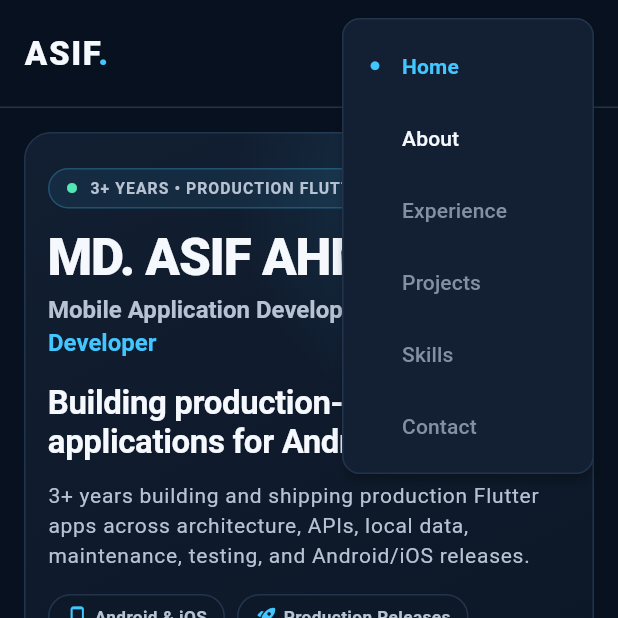
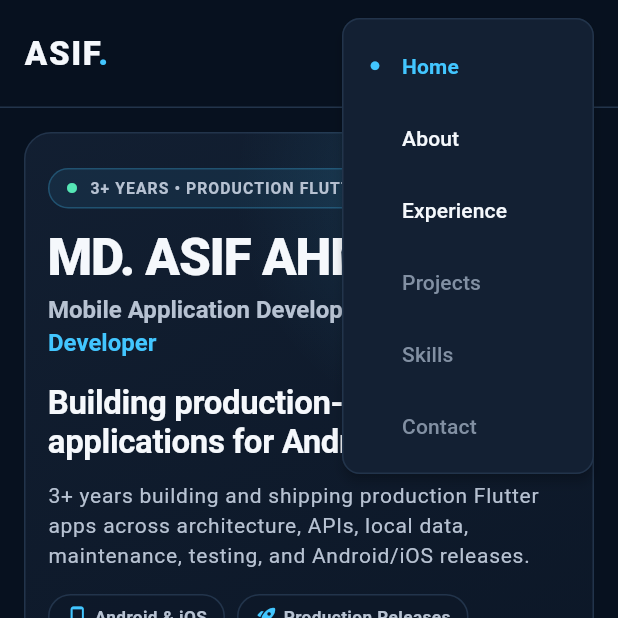
Before and after one commit to asif331001/asif_portfolio, a Flutter app: the screen it shows after launch, after a tap on the "menu" icon, on a phone screen of 412 x 824 dp, the top half of it. Run offline on Flutter 3.47's test engine with Material 3 defaults, Android fonts, the phone set to English and light mode, and no system bars; our stand-ins replace go_router; missing offline and left inert: file_saver, pdfrx.

Commit message:
feat: add responsive experience section

```diff
--- a/lib/features/home/presentation/screens/home_screen.dart
+++ b/lib/features/home/presentation/screens/home_screen.dart
@@ -9,6 +9,7 @@ import '../../../../core/services/external_link_service.dart';
 import '../../../../core/theme/app_spacing.dart';
 import '../widgets/about_section.dart';
 import '../widgets/credibility_strip.dart';
+import '../widgets/experience_section.dart';
 import '../widgets/hero_section.dart';
 import '../widgets/portfolio_navbar.dart';
 
@@ -21,11 +22,14 @@ class HomeScreen extends StatefulWidget {
 
 class _HomeScreenState extends State<HomeScreen> {
   final ScrollController _scrollController = ScrollController();
+
   final GlobalKey _aboutSectionKey = GlobalKey();
+  final GlobalKey _experienceSectionKey = GlobalKey();
 
   static const Set<PortfolioSection> _enabledSections = {
     PortfolioSection.home,
     PortfolioSection.about,
+    PortfolioSection.experience,
   };
 
   @override
@@ -41,6 +45,7 @@ class _HomeScreenState extends State<HomeScreen> {
       case PortfolioSection.about:
         _scrollToSection(_aboutSectionKey);
       case PortfolioSection.experience:
+        _scrollToSection(_experienceSectionKey);
       case PortfolioSection.projects:
       case PortfolioSection.skills:
       case PortfolioSection.contact:
@@ -157,6 +162,11 @@ class _HomeScreenState extends State<HomeScreen> {
                             key: _aboutSectionKey,
                             child: AboutSection(windowSize: windowSize),
                           ),
+                          SizedBox(height: sectionGap),
+                          KeyedSubtree(
+                            key: _experienceSectionKey,
+                            child: ExperienceSection(windowSize: windowSize),
+                          ),
                         ],
                       ),
                     ),
--- /dev/null
+++ b/lib/features/home/presentation/widgets/experience_section.dart
@@ -0,0 +1,412 @@
+import 'package:flutter/material.dart';
+
+import '../../../../core/responsive/app_breakpoints.dart';
+import '../../../../core/theme/app_colors.dart';
+import '../../../../core/theme/app_radius.dart';
+import '../../../../core/theme/app_spacing.dart';
+
+class ExperienceSection extends StatelessWidget {
+  const ExperienceSection({required this.windowSize, super.key});
+
+  final AppWindowSize windowSize;
+
+  bool get _isCompact => windowSize == AppWindowSize.compact;
+  bool get _isExpanded => windowSize == AppWindowSize.expanded;
+
+  @override
+  Widget build(BuildContext context) {
+    return DecoratedBox(
+      decoration: BoxDecoration(
+        color: AppColors.surface.withValues(alpha: 0.55),
+        borderRadius: BorderRadius.circular(
+          _isCompact ? AppRadius.lg : AppRadius.xl,
+        ),
+        border: Border.all(color: AppColors.border),
+      ),
+      child: Padding(
+        padding: EdgeInsets.all(switch (windowSize) {
+          AppWindowSize.compact => AppSpacing.lg,
+          AppWindowSize.medium => AppSpacing.xl,
+          AppWindowSize.expanded => AppSpacing.xxl,
+        }),
+        child: Column(
+          crossAxisAlignment: CrossAxisAlignment.start,
+          children: [
+            const _SectionLabel(
+              icon: Icons.work_outline_rounded,
+              label: 'EXPERIENCE',
+            ),
+            SizedBox(height: _isCompact ? AppSpacing.sm : AppSpacing.md),
+            Text(
+              'Professional experience building and shipping Flutter products.',
+              style: TextStyle(
+                color: AppColors.textPrimary,
+                fontSize: switch (windowSize) {
+                  AppWindowSize.compact => 27,
+                  AppWindowSize.medium => 34,
+                  AppWindowSize.expanded => 40,
+                },
+                height: 1.15,
+                letterSpacing: -0.7,
+                fontWeight: FontWeight.w800,
+              ),
+            ),
+            SizedBox(height: _isCompact ? AppSpacing.md : AppSpacing.lg),
+            ConstrainedBox(
+              constraints: const BoxConstraints(maxWidth: 820),
+              child: Text(
+                'My professional work focuses on end-to-end Flutter '
+                'application delivery, from application structure and UI '
+                'implementation to API integration, maintenance, testing, '
+                'and production releases.',
+                style: Theme.of(context).textTheme.bodyLarge?.copyWith(
+                  color: AppColors.textSecondary,
+                  fontSize: _isCompact ? 14 : 16,
+                  height: 1.65,
+                ),
+              ),
+            ),
+            SizedBox(height: _isCompact ? AppSpacing.lg : AppSpacing.xxl),
+            _ExperienceCard(compact: _isCompact, expanded: _isExpanded),
+          ],
+        ),
+      ),
+    );
+  }
+}
+
+class _ExperienceCard extends StatelessWidget {
+  const _ExperienceCard({required this.compact, required this.expanded});
+
+  final bool compact;
+  final bool expanded;
+
+  @override
+  Widget build(BuildContext context) {
+    final details = Column(
+      crossAxisAlignment: CrossAxisAlignment.start,
+      children: [
+        const _ResponsibilityItem(
+          icon: Icons.account_tree_outlined,
+          title: 'Flutter architecture',
+          description:
+              'Own application structure, feature organization, state management, and client-side implementation.',
+        ),
+        const _ResponsibilityItem(
+          icon: Icons.devices_rounded,
+          title: 'UI & responsive implementation',
+          description:
+              'Build production interfaces and responsive experiences for Flutter applications.',
+        ),
+        const _ResponsibilityItem(
+          icon: Icons.api_rounded,
+          title: 'API & application logic',
+          description:
+              'Integrate backend REST APIs and implement networking, state, and client-side business flows.',
+        ),
+        const _ResponsibilityItem(
+          icon: Icons.storage_rounded,
+          title: 'Local persistence',
+          description:
+              'Handle application-side local data, preferences, caching, and persistence requirements.',
+        ),
+        const _ResponsibilityItem(
+          icon: Icons.build_outlined,
+          title: 'Maintenance & debugging',
+          description:
+              'Investigate issues, maintain existing features, test on devices, and deliver production fixes.',
+        ),
+        const _ResponsibilityItem(
+          icon: Icons.rocket_launch_outlined,
+          title: 'Android & iOS releases',
+          description:
+              'Handle Flutter build and production release workflows for Android and iOS applications.',
+          showDivider: false,
+        ),
+      ],
+    );
+
+    final roleSummary = Column(
+      crossAxisAlignment: CrossAxisAlignment.start,
+      children: [
+        Row(
+          children: [
+            DecoratedBox(
+              decoration: BoxDecoration(
+                color: AppColors.primary.withValues(alpha: 0.10),
+                borderRadius: BorderRadius.circular(AppRadius.md),
+                border: Border.all(
+                  color: AppColors.primary.withValues(alpha: 0.20),
+                ),
+              ),
+              child: SizedBox(
+                width: compact ? 42 : 48,
+                height: compact ? 42 : 48,
+                child: Icon(
+                  Icons.flutter_dash_rounded,
+                  color: AppColors.primary,
+                  size: compact ? 21 : 24,
+                ),
+              ),
+            ),
+            const SizedBox(width: AppSpacing.sm),
+            Expanded(
+              child: Column(
+                crossAxisAlignment: CrossAxisAlignment.start,
+                children: [
+                  Text(
+                    'App Developer',
+                    style: TextStyle(
+                      color: AppColors.textPrimary,
+                      fontSize: compact ? 19 : 23,
+                      fontWeight: FontWeight.w800,
+                    ),
+                  ),
+                  const SizedBox(height: 2),
+                  Text(
+                    'Medigene IT',
+                    style: TextStyle(
+                      color: AppColors.primary,
+                      fontSize: compact ? 14 : 16,
+                      fontWeight: FontWeight.w700,
+                    ),
+                  ),
+                ],
+              ),
+            ),
+          ],
+        ),
+        SizedBox(height: compact ? AppSpacing.md : AppSpacing.lg),
+        Wrap(
+          spacing: AppSpacing.xs,
+          runSpacing: AppSpacing.xs,
+          children: const [
+            _MetaChip(
+              icon: Icons.calendar_month_outlined,
+              label: 'Feb 2023 — Present',
+            ),
+            _MetaChip(icon: Icons.phone_android_rounded, label: 'Flutter'),
+            _MetaChip(icon: Icons.devices_outlined, label: 'Android & iOS'),
+          ],
+        ),
+        SizedBox(height: compact ? AppSpacing.md : AppSpacing.lg),
+        Text(
+          'Working as the Flutter developer responsible for the mobile '
+          'application layer while collaborating with backend developers '
+          'who build and provide the APIs.',
+          style: TextStyle(
+            color: AppColors.textSecondary,
+            fontSize: compact ? 13.5 : 15,
+            height: 1.6,
+          ),
+        ),
+        SizedBox(height: compact ? AppSpacing.md : AppSpacing.lg),
+        const _OwnershipBadge(),
+      ],
+    );
+
+    return DecoratedBox(
+      decoration: BoxDecoration(
+        color: AppColors.background.withValues(alpha: 0.72),
+        borderRadius: BorderRadius.circular(AppRadius.lg),
+        border: Border.all(color: AppColors.border),
+      ),
+      child: Padding(
+        padding: EdgeInsets.all(compact ? AppSpacing.md : AppSpacing.lg),
+        child: expanded
+            ? Row(
+                crossAxisAlignment: CrossAxisAlignment.start,
+                children: [
+                  Expanded(flex: 7, child: roleSummary),
+                  const SizedBox(width: AppSpacing.xxl),
+                  Container(width: 1, height: 430, color: AppColors.border),
+                  const SizedBox(width: AppSpacing.xxl),
+                  Expanded(flex: 9, child: details),
+                ],
+              )
+            : Column(
+                crossAxisAlignment: CrossAxisAlignment.stretch,
+                children: [
+                  roleSummary,
+                  SizedBox(height: compact ? AppSpacing.lg : AppSpacing.xxl),
+                  const Divider(height: 1, color: AppColors.border),
+                  SizedBox(height: compact ? AppSpacing.lg : AppSpacing.xxl),
+                  details,
+                ],
+              ),
+      ),
+    );
+  }
+}
+
+class _OwnershipBadge extends StatelessWidget {
+  const _OwnershipBadge();
+
+  @override
+  Widget build(BuildContext context) {
+    return DecoratedBox(
+      decoration: BoxDecoration(
+        color: AppColors.secondary.withValues(alpha: 0.08),
+        borderRadius: BorderRadius.circular(AppRadius.md),
+        border: Border.all(color: AppColors.secondary.withValues(alpha: 0.20)),
+      ),
+      child: const Padding(
+        padding: EdgeInsets.all(AppSpacing.md),
+        child: Row(
+          crossAxisAlignment: CrossAxisAlignment.start,
+          children: [
+            Icon(Icons.verified_outlined, size: 19, color: AppColors.secondary),
+            SizedBox(width: AppSpacing.sm),
+            Expanded(
+              child: Text(
+                'Flutter ownership includes architecture, UI, state, API '
+                'integration, client logic, local storage, debugging, '
+                'testing, maintenance, and release delivery.',
+                style: TextStyle(
+                  color: AppColors.textSecondary,
+                  fontSize: 12.5,
+                  height: 1.5,
+                  fontWeight: FontWeight.w500,
+                ),
+              ),
+            ),
+          ],
+        ),
+      ),
+    );
+  }
+}
+
+class _ResponsibilityItem extends StatelessWidget {
+  const _ResponsibilityItem({
+    required this.icon,
+    required this.title,
+    required this.description,
+    this.showDivider = true,
+  });
+
+  final IconData icon;
+  final String title;
+  final String description;
+  final bool showDivider;
+
+  @override
+  Widget build(BuildContext context) {
+    return Column(
+      children: [
+        Row(
+          crossAxisAlignment: CrossAxisAlignment.start,
+          children: [
+            DecoratedBox(
+              decoration: BoxDecoration(
+                color: AppColors.primary.withValues(alpha: 0.09),
+                borderRadius: BorderRadius.circular(AppRadius.sm),
+              ),
+              child: SizedBox(
+                width: 36,
+                height: 36,
+                child: Icon(icon, size: 18, color: AppColors.primary),
+              ),
+            ),
+            const SizedBox(width: AppSpacing.sm),
+            Expanded(
+              child: Column(
+                crossAxisAlignment: CrossAxisAlignment.start,
+                children: [
+                  Text(
+                    title,
+                    style: const TextStyle(
+                      color: AppColors.textPrimary,
+                      fontSize: 14,
+                      fontWeight: FontWeight.w700,
+                    ),
+                  ),
+                  const SizedBox(height: 3),
+                  Text(
+                    description,
+                    style: const TextStyle(
+                      color: AppColors.textSecondary,
+                      fontSize: 12.5,
+                      height: 1.45,
+                    ),
+                  ),
+                ],
+              ),
+            ),
+          ],
+        ),
+        if (showDivider) ...[
+          const SizedBox(height: AppSpacing.md),
+          const Divider(height: 1, color: AppColors.border),
+          const SizedBox(height: AppSpacing.md),
+        ],
+      ],
+    );
+  }
+}
+
+class _MetaChip extends StatelessWidget {
+  const _MetaChip({required this.icon, required this.label});
+
+  final IconData icon;
+  final String label;
+
+  @override
+  Widget build(BuildContext context) {
+    return DecoratedBox(
+      decoration: BoxDecoration(
+        color: AppColors.surface.withValues(alpha: 0.85),
+        borderRadius: BorderRadius.circular(AppRadius.pill),
+        border: Border.all(color: AppColors.border),
+      ),
+      child: Padding(
+        padding: const EdgeInsets.symmetric(
+          horizontal: AppSpacing.sm,
+          vertical: 7,
+        ),
+        child: Row(
+          mainAxisSize: MainAxisSize.min,
+          children: [
+            Icon(icon, size: 15, color: AppColors.primary),
+            const SizedBox(width: AppSpacing.xxs),
+            Text(
+              label,
+              style: const TextStyle(
+                color: AppColors.textSecondary,
+                fontSize: 12,
+                fontWeight: FontWeight.w600,
+              ),
+            ),
+          ],
+        ),
+      ),
+    );
+  }
+}
+
+class _SectionLabel extends StatelessWidget {
+  const _SectionLabel({required this.icon, required this.label});
+
+  final IconData icon;
+  final String label;
+
+  @override
+  Widget build(BuildContext context) {
+    return Row(
+      mainAxisSize: MainAxisSize.min,
+      children: [
+        Icon(icon, size: 17, color: AppColors.primary),
+        const SizedBox(width: AppSpacing.xs),
+        Text(
+          label,
+          style: const TextStyle(
+            color: AppColors.primary,
+            fontSize: 12,
+            letterSpacing: 1.3,
+            fontWeight: FontWeight.w800,
+          ),
+        ),
+      ],
+    );
+  }
+}
```
